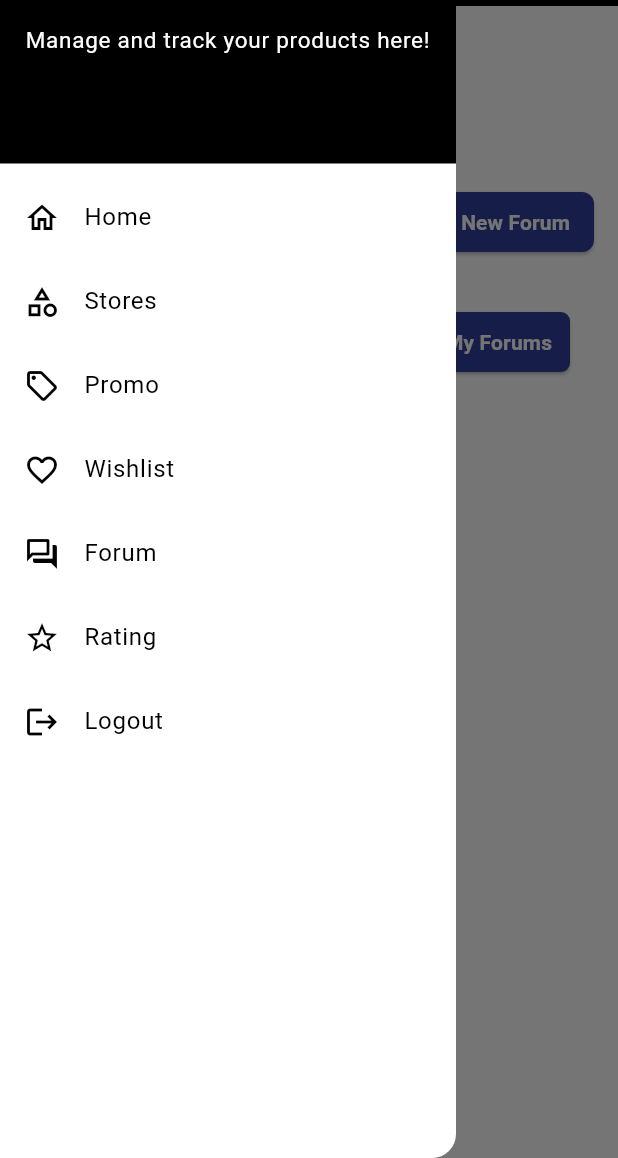
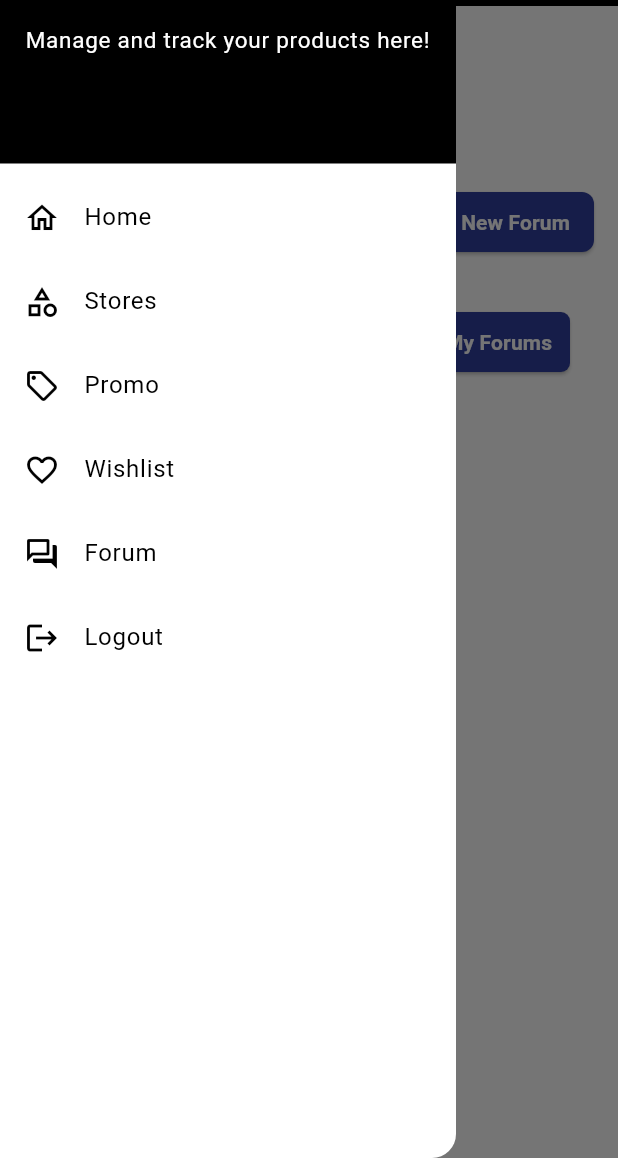
Before and after one commit to PBPgasal24-E01/bandung-couture-mobile, a Flutter app: the ForumPage screen opened directly, with the side drawer open, on a phone screen of 412 x 824 dp, the part 78-1236 px from its top. Run offline on Flutter 3.47's test engine with Material 3 defaults, Android fonts, the phone set to English and light mode, and no system bars; missing offline and left inert: pbp_django_auth.

Commit message:
fix rating issue

```diff
--- a/lib/constants/url.dart
+++ b/lib/constants/url.dart
@@ -1,7 +1,7 @@
 class URL {
-  static const String urlLink = 'http://127.0.0.1:8000/';
-  // static const String urlLink =
-  //     'https://raihan-akbar-bandungcouture.pbp.cs.ui.ac.id/';
+  // static const String urlLink = 'http://127.0.0.1:8000/';
+  static const String urlLink =
+      'https://raihan-akbar-bandungcouture.pbp.cs.ui.ac.id/';
 }
 
 // usage:
--- a/lib/screens/testimony/testimony_page.dart
+++ b/lib/screens/testimony/testimony_page.dart
@@ -253,6 +253,7 @@ class _TestimonySectionState extends State<TestimonySection> {
   @override
   Widget build(BuildContext context) {
     final request = context.watch<CookieRequest>();
+
     return FutureBuilder(
       future: fetchStores(request),
       builder: (context, AsyncSnapshot snapshot) {
@@ -272,8 +273,6 @@ class _TestimonySectionState extends State<TestimonySection> {
           } else {
             return Column(
               children: [
-                // if (_count == 0)
-                //   Text("Tidak ada toko dengan rating ${widget.rating}"),
                 Expanded(
                   child: ListView.builder(
                     itemCount: snapshot.data!.length,
--- a/lib/widgets/left_drawer.dart
+++ b/lib/widgets/left_drawer.dart
@@ -112,19 +112,6 @@ class LeftDrawer extends StatelessWidget {
               );
             },
           ),
-          // Menu Rating
-          ListTile(
-            leading: const Icon(Icons.star_border_outlined),
-            title: const Text('Rating'),
-            onTap: () {
-              Navigator.pushReplacement(
-                context,
-                MaterialPageRoute(
-                  builder: (context) => const TestimonyPage(),
-                ),
-              );
-            },
-          ),
           // Menu Logout
           ListTile(
             leading: const Icon(Icons.logout),
```
